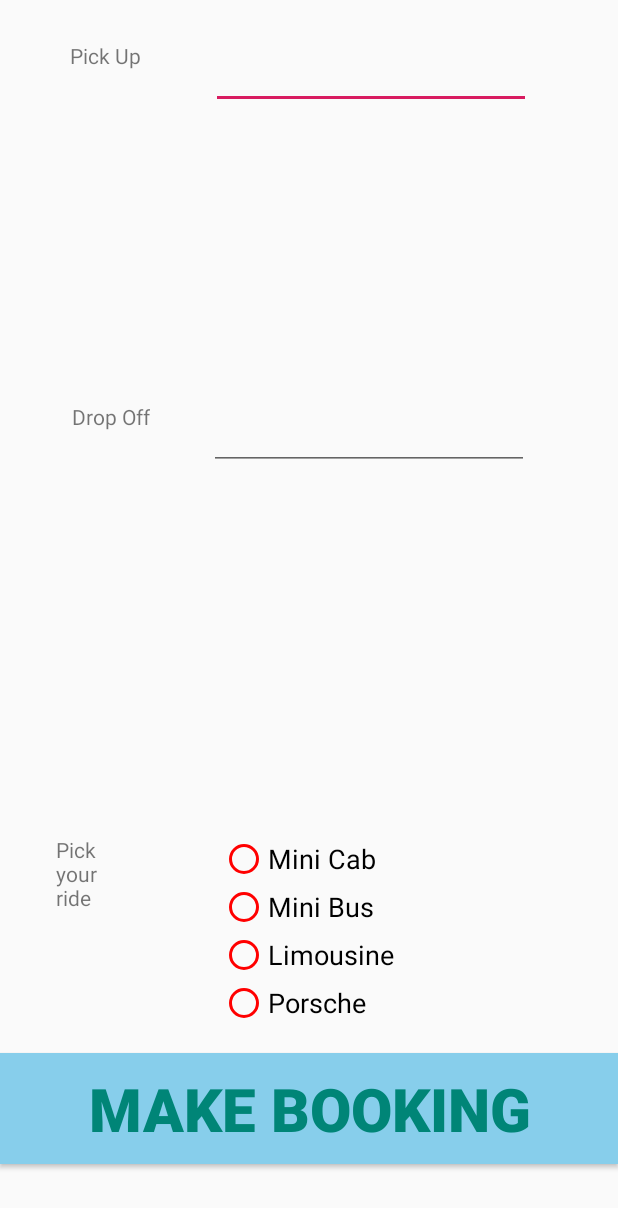
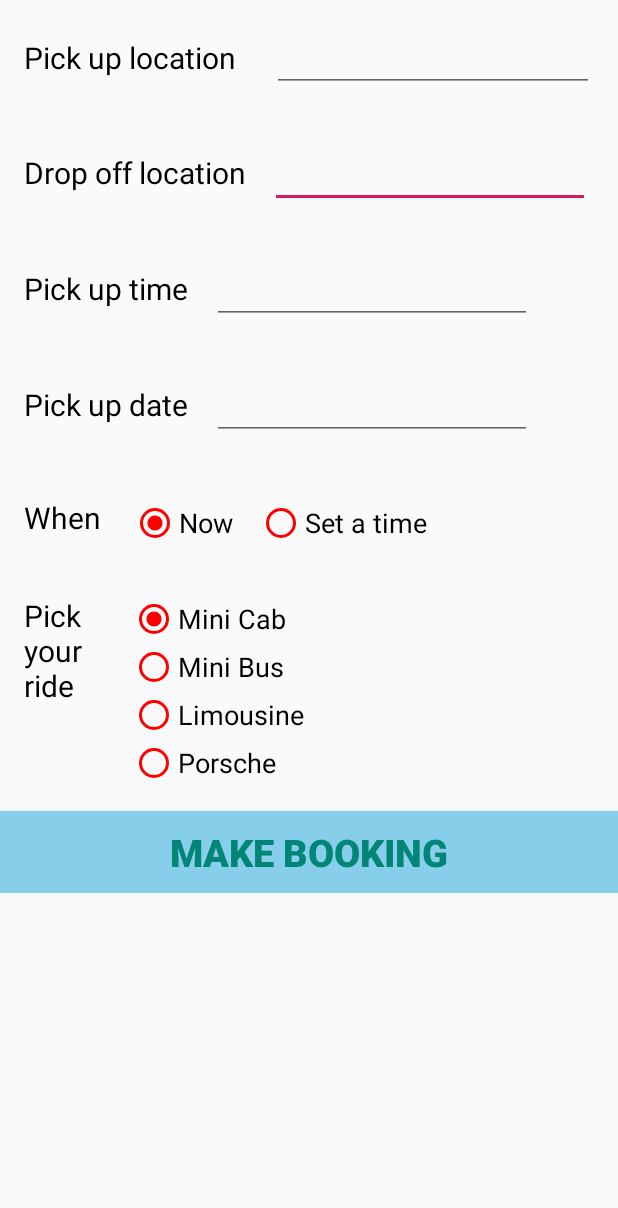
Before and after one commit to danc-dev/rideshare, an Android app: the BookingActivity screen opened directly, with no data from a screen before it, on a phone screen of 412 x 824 dp. Shown: the top 1208 px of the screen. Run offline under Robolectric (Android 15) with nearby library versions, the phone set to English and light mode, and no system bars.

Commit message:
Improve Booking screen

```diff
--- a/app/src/main/res/layout-v26/activity_booking.xml
+++ /dev/null
@@ -1,132 +0,0 @@
-<?xml version="1.0" encoding="utf-8"?>
-<android.support.constraint.ConstraintLayout xmlns:android="http://schemas.android.com/apk/res/android"
-    xmlns:app="http://schemas.android.com/apk/res-auto"
-    xmlns:tools="http://schemas.android.com/tools"
-    android:layout_width="match_parent"
-    android:layout_height="match_parent"
-    tools:context=".BookingActivity"
-    tools:layout_editor_absoluteY="81dp">
-
-    <EditText
-        android:id="@+id/editText_pick_up"
-        android:layout_width="wrap_content"
-        android:layout_height="wrap_content"
-        android:layout_marginTop="27dp"
-        android:layout_marginEnd="11dp"
-        android:autofillHints=""
-        android:ems="10"
-        android:inputType="textPostalAddress"
-        app:layout_constraintEnd_toEndOf="parent"
-        app:layout_constraintStart_toEndOf="@+id/textView"
-        app:layout_constraintTop_toTopOf="parent" />
-
-    <TextView
-        android:id="@+id/textView"
-        android:layout_width="wrap_content"
-        android:layout_height="wrap_content"
-        android:layout_marginTop="27dp"
-        android:text="@string/pick_up"
-        app:layout_constraintEnd_toStartOf="@+id/editText_pick_up"
-        app:layout_constraintStart_toStartOf="parent"
-        app:layout_constraintTop_toTopOf="parent" />
-
-    <TextView
-        android:id="@+id/textView3"
-        android:layout_width="wrap_content"
-        android:layout_height="wrap_content"
-        android:layout_marginStart="8dp"
-        android:layout_marginTop="111dp"
-        android:layout_marginBottom="113dp"
-        android:text="@string/drop_off"
-        app:layout_constraintBottom_toTopOf="@+id/textView4"
-        app:layout_constraintEnd_toStartOf="@+id/editText_drop_off"
-        app:layout_constraintStart_toStartOf="parent"
-        app:layout_constraintTop_toTopOf="parent" />
-
-    <EditText
-        android:id="@+id/editText_drop_off"
-        android:layout_width="wrap_content"
-        android:layout_height="wrap_content"
-        android:layout_marginEnd="19dp"
-        android:autofillHints=""
-        android:ems="10"
-        android:inputType="textPostalAddress"
-        app:layout_constraintEnd_toEndOf="parent"
-        app:layout_constraintStart_toEndOf="@+id/textView3"
-        app:layout_constraintTop_toTopOf="@+id/textView3" />
-
-
-    <RadioGroup
-
-        android:id="@+id/radioGroup"
-        android:layout_width="wrap_content"
-        android:layout_height="wrap_content"
-        android:layout_marginEnd="149dp"
-        android:layout_marginBottom="17dp"
-        android:layout_weight="10"
-        android:orientation="vertical"
-        app:layout_constraintBottom_toTopOf="@+id/button_make_booking"
-        app:layout_constraintEnd_toEndOf="parent"
-        app:layout_constraintStart_toEndOf="@+id/textView4">
-
-
-        <RadioButton
-            android:id="@+id/rb_mini_cab"
-            style="@style/pickRideRadioButtons"
-            android:layout_width="wrap_content"
-            android:layout_height="wrap_content"
-            android:onClick="onClicked_pick_ride"
-            android:text="@string/mini_cab" />
-
-
-        <RadioButton
-            android:id="@+id/rb_mini_bus"
-            style="@style/pickRideRadioButtons"
-            android:layout_width="wrap_content"
-            android:layout_height="wrap_content"
-            android:onClick="onClicked_pick_ride"
-            android:text="@string/mini_bus" />
-
-
-        <RadioButton
-            android:id="@+id/rb_limo"
-            style="@style/pickRideRadioButtons"
-            android:layout_width="wrap_content"
-            android:layout_height="wrap_content"
-            android:onClick="onClicked_pick_ride"
-            android:text="@string/limo" />
-
-        <RadioButton
-            android:id="@+id/rb_sports"
-            style="@style/pickRideRadioButtons"
-            android:layout_width="wrap_content"
-            android:layout_height="wrap_content"
-            android:onClick="onClicked_pick_ride"
-            android:text="@string/sports" />
-
-    </RadioGroup>
-
-    <TextView
-        android:id="@+id/textView4"
-        android:layout_width="0dp"
-        android:layout_height="wrap_content"
-        android:layout_marginStart="37dp"
-        android:layout_marginEnd="25dp"
-        android:text="@string/pick_your_ride"
-        app:layout_constraintEnd_toStartOf="@+id/radioGroup"
-        app:layout_constraintStart_toStartOf="parent"
-        app:layout_constraintTop_toTopOf="@+id/radioGroup" />
-
-    <Button
-        android:id="@+id/button_make_booking"
-        style="@style/button_large"
-        android:layout_width="0dp"
-        android:layout_height="wrap_content"
-        android:layout_marginBottom="48dp"
-        android:text="@string/make_booking"
-        android:textSize="40sp"
-        app:layout_constraintBottom_toBottomOf="parent"
-        app:layout_constraintEnd_toEndOf="parent"
-        app:layout_constraintStart_toStartOf="parent" />
-
-</android.support.constraint.ConstraintLayout>
--- a/app/src/main/res/layout/activity_booking.xml
+++ b/app/src/main/res/layout/activity_booking.xml
@@ -1,81 +1,145 @@
 <?xml version="1.0" encoding="utf-8"?>
-<android.support.constraint.ConstraintLayout xmlns:android="http://schemas.android.com/apk/res/android"
-    xmlns:app="http://schemas.android.com/apk/res-auto"
-    xmlns:tools="http://schemas.android.com/tools"
+<LinearLayout xmlns:tools="http://schemas.android.com/tools"
+    android:layout_width="match_parent"
+    android:layout_height="wrap_content"
+     android:orientation="vertical"
+
+    xmlns:android="http://schemas.android.com/apk/res/android">
+
+    <ScrollView
+        android:layout_width="match_parent"
+        android:layout_height="match_parent">
+    <LinearLayout
         android:layout_width="match_parent"
         android:layout_height="match_parent"
-    tools:context=".BookingActivity"
-    tools:layout_editor_absoluteY="81dp">
+        android:orientation="vertical">
+
+
+
+            <LinearLayout
+                android:layout_width="match_parent"
+                android:layout_height="wrap_content"
+                android:orientation="vertical" />
+
+        <LinearLayout
+        android:layout_width="match_parent"
+        android:layout_height="wrap_content"
+        android:orientation="horizontal"
+        android:layout_margin="16dp"
+        >
+
+        <TextView
+            android:id="@+id/textView"
+            style="@style/text_large"
+            android:layout_width="wrap_content"
+            android:layout_height="wrap_content"
+            android:layout_gravity="center"
+            android:text="@string/pick_up" />
 
         <EditText
             android:id="@+id/editText_pick_up"
-        android:layout_width="wrap_content"
+            android:layout_width="match_parent"
             android:layout_height="wrap_content"
-        android:layout_marginStart="44dp"
-        android:layout_marginTop="16dp"
-        android:layout_marginEnd="45dp"
+            android:layout_gravity="center"
+            android:layout_marginLeft="24dp"
             android:autofillHints=""
             android:ems="10"
-        android:inputType="textPostalAddress"
-        app:layout_constraintEnd_toEndOf="parent"
-        app:layout_constraintStart_toEndOf="@+id/textView3"
-        app:layout_constraintTop_toTopOf="parent" />
+            android:gravity="center"
+            android:inputType="textPostalAddress" />
+    </LinearLayout>
 
+    <LinearLayout
+        android:layout_width="match_parent"
+        android:layout_height="wrap_content"
+        android:orientation="horizontal"
+        android:layout_margin="16dp"
+        >
     <TextView
-        android:id="@+id/textView"
-        android:layout_width="wrap_content"
-        android:layout_height="wrap_content"
-        android:layout_marginStart="25dp"
-        android:layout_marginTop="16dp"
-        android:text="@string/pick_up"
-        app:layout_constraintStart_toStartOf="parent"
-        app:layout_constraintTop_toTopOf="parent" />
-
-    <TextView
+        style="@style/text_large"
         android:id="@+id/textView3"
         android:layout_width="wrap_content"
         android:layout_height="wrap_content"
-        android:layout_marginStart="25dp"
-        android:layout_marginTop="40dp"
-        android:layout_marginBottom="39dp"
         android:text="@string/drop_off"
-        app:layout_constraintBottom_toTopOf="@+id/radioGroup_when"
-        app:layout_constraintStart_toStartOf="parent"
-        app:layout_constraintTop_toBottomOf="@+id/textView" />
+       />
 
         <EditText
             android:id="@+id/editText_drop_off"
             android:layout_width="wrap_content"
             android:layout_height="wrap_content"
-        android:layout_marginTop="13dp"
-        android:layout_marginEnd="1dp"
+            android:layout_marginLeft="16dp"
             android:autofillHints=""
             android:ems="10"
-        android:inputType="textPostalAddress"
-        app:layout_constraintEnd_toEndOf="@+id/editText_pick_up"
-        app:layout_constraintTop_toBottomOf="@+id/editText_pick_up" />
+            android:inputType="textPostalAddress" />
+    </LinearLayout>
+
+    <LinearLayout
+        android:layout_width="match_parent"
+        android:layout_height="wrap_content"
+        android:orientation="horizontal"
+        android:layout_margin="16dp"
+        >
+    <TextView
+        style="@style/text_large"
+        android:id="@+id/textView6"
+        android:layout_width="wrap_content"
+        android:layout_height="wrap_content"
+        android:text="@string/pick_up_time"
+        />
+
+        <EditText
+            android:id="@+id/editText_time"
+            android:layout_width="wrap_content"
+            android:layout_height="wrap_content"
+            android:layout_marginLeft="16dp"
+            android:ems="10"
+            android:inputType="time" />
+    </LinearLayout>
+    <LinearLayout
+        android:layout_width="match_parent"
+        android:layout_height="wrap_content"
+        android:orientation="horizontal"
+        android:layout_margin="16dp"
+        >
+    <TextView
+        style="@style/text_large"
+        android:id="@+id/textView5"
+        android:layout_width="wrap_content"
+        android:layout_height="wrap_content"
+        android:text="@string/pick_up_date"
+        />
+
+        <EditText
+            android:id="@+id/editText_date"
+            android:layout_width="wrap_content"
+            android:layout_height="wrap_content"
+            android:layout_marginLeft="16dp"
+            android:ems="10"
+            android:inputType="date" />
+    </LinearLayout>
+        <LinearLayout
+            android:layout_width="match_parent"
+            android:layout_height="wrap_content"
+            android:orientation="horizontal"
+            android:layout_margin="16dp"
+            >
 
             <TextView
                 android:id="@+id/textView7"
+                style="@style/text_large"
                 android:layout_width="wrap_content"
                 android:layout_height="wrap_content"
-        android:layout_marginStart="31dp"
-        android:layout_marginBottom="37dp"
-        android:text="When"
-        app:layout_constraintBottom_toTopOf="@+id/textView6"
-        app:layout_constraintStart_toStartOf="parent" />
+                android:layout_gravity="center"
+                android:layout_marginRight="16dp"
+                android:text="When" />
 
     <RadioGroup
 
         android:id="@+id/radioGroup_when"
         android:layout_width="wrap_content"
         android:layout_height="wrap_content"
-        android:layout_marginStart="1dp"
-        android:layout_marginTop="12dp"
         android:layout_weight="10"
         android:orientation="horizontal"
-        app:layout_constraintStart_toStartOf="@+id/editText_drop_off"
-        app:layout_constraintTop_toBottomOf="@+id/editText_drop_off">
+       >
 
 
         <RadioButton
@@ -83,11 +147,11 @@
             style="@style/pickRideRadioButtons"
             android:layout_width="wrap_content"
             android:layout_height="wrap_content"
+            android:layout_marginLeft="4dp"
             android:layout_marginTop="7dp"
+            android:checked="true"
             android:onClick="onClicked_pick_ride"
-            android:text="Now"
-            app:layout_constraintStart_toStartOf="@+id/editText_drop_off"
-            app:layout_constraintTop_toBottomOf="@+id/editText_drop_off" />
+            android:text="Now" />
 
 
         <RadioButton
@@ -95,25 +159,37 @@
             style="@style/pickRideRadioButtons"
             android:layout_width="wrap_content"
             android:layout_height="wrap_content"
+            android:layout_marginLeft="16dp"
             android:layout_marginTop="7dp"
             android:onClick="onClicked_pick_ride"
-            android:text="Set a time"
-            app:layout_constraintEnd_toEndOf="@+id/editText_drop_off"
-            app:layout_constraintTop_toBottomOf="@+id/editText_drop_off" />
+            android:text="Set a time" />
     </RadioGroup>
+        </LinearLayout>
 
+        <LinearLayout
+            android:layout_width="match_parent"
+            android:layout_height="wrap_content"
+            android:orientation="horizontal"
+            android:layout_margin="16dp"
+            >
+
+            <TextView
+                android:id="@+id/textView4"
+                style="@style/text_large"
+                android:layout_width="wrap_content"
+                android:layout_height="wrap_content"
+                android:layout_marginRight="16dp"
+                android:text="@string/pick_your_ride" />
 
             <RadioGroup
 
                 android:id="@+id/radioGroup"
                 android:layout_width="wrap_content"
                 android:layout_height="wrap_content"
-        android:layout_marginStart="12dp"
-        android:layout_marginTop="9dp"
+                android:layout_marginLeft="16dp"
                 android:layout_weight="10"
-        android:orientation="vertical"
-        app:layout_constraintStart_toStartOf="@+id/editText_time"
-        app:layout_constraintTop_toBottomOf="@+id/editText_time">
+                android:gravity="left|center"
+                android:orientation="vertical">
 
 
                 <RadioButton
@@ -121,10 +197,9 @@
                     style="@style/pickRideRadioButtons"
                     android:layout_width="wrap_content"
                     android:layout_height="wrap_content"
+                    android:checked="true"
                     android:onClick="onClicked_pick_ride"
-            android:text="@string/mini_cab"
-            android:checked="true"
-            />
+                    android:text="@string/mini_cab" />
 
 
                 <RadioButton
@@ -154,71 +229,19 @@
 
             </RadioGroup>
 
-    <TextView
-        android:id="@+id/textView4"
-        android:layout_width="0dp"
-        android:layout_height="63dp"
-        android:layout_marginStart="6dp"
-        android:layout_marginTop="114dp"
-        android:layout_marginEnd="6dp"
-        android:layout_marginBottom="114dp"
-        android:text="@string/pick_your_ride"
-        app:layout_constraintBottom_toBottomOf="parent"
-        app:layout_constraintEnd_toStartOf="@+id/editText_time"
-        app:layout_constraintStart_toEndOf="@+id/textView7"
-        app:layout_constraintTop_toBottomOf="@+id/textView6" />
+        </LinearLayout>
+
 
         <Button
             android:id="@+id/button_make_booking"
             style="@style/button_large"
-        android:layout_width="wrap_content"
+            android:layout_width="match_parent"
             android:layout_height="wrap_content"
-        android:layout_marginEnd="16dp"
-        android:layout_marginBottom="16dp"
             android:text="@string/make_booking"
-        android:textSize="25sp"
-        app:layout_constraintBottom_toBottomOf="parent"
-        app:layout_constraintEnd_toEndOf="parent" />
-
-    <EditText
-        android:id="@+id/editText_date"
-        android:layout_width="wrap_content"
-        android:layout_height="wrap_content"
-        android:layout_marginTop="16dp"
-        android:ems="10"
-        android:inputType="date"
-        app:layout_constraintStart_toStartOf="@+id/radioGroup_when"
-        app:layout_constraintTop_toBottomOf="@+id/radioGroup_when" />
-
-    <EditText
-        android:id="@+id/editText_time"
-        android:layout_width="wrap_content"
-        android:layout_height="wrap_content"
-        android:layout_marginTop="13dp"
-        android:ems="10"
-        android:inputType="time"
-        app:layout_constraintStart_toStartOf="@+id/editText_date"
-        app:layout_constraintTop_toBottomOf="@+id/editText_date" />
-
-    <TextView
-        android:id="@+id/textView5"
-        android:layout_width="wrap_content"
-        android:layout_height="wrap_content"
-        android:layout_marginStart="31dp"
-        android:layout_marginTop="27dp"
-        android:text="Date"
-        app:layout_constraintStart_toStartOf="parent"
-        app:layout_constraintTop_toBottomOf="@+id/textView6" />
-
-    <TextView
-        android:id="@+id/textView6"
-        android:layout_width="wrap_content"
-        android:layout_height="wrap_content"
-        android:layout_marginStart="29dp"
-        android:text="Time"
-        app:layout_constraintBottom_toBottomOf="@+id/editText_date"
-        app:layout_constraintStart_toStartOf="parent"
-        app:layout_constraintTop_toTopOf="@+id/editText_date" />
+            android:textSize="25sp" />
 
 
-</android.support.constraint.ConstraintLayout>
+    </LinearLayout>
+    </ScrollView>
+
+</LinearLayout>
--- a/app/src/main/res/layout/activity_booking_confirm.xml
+++ b/app/src/main/res/layout/activity_booking_confirm.xml
@@ -9,21 +9,21 @@
 
     <TextView
         android:id="@+id/textView_your"
+        style="@style/text_large"
         android:layout_width="wrap_content"
         android:layout_height="wrap_content"
-        android:layout_marginStart="24dp"
+        android:layout_marginStart="58dp"
         android:layout_marginTop="49dp"
-        android:layout_marginEnd="24dp"
         android:text="@string/your"
-        app:layout_constraintEnd_toEndOf="@+id/textView14"
-        app:layout_constraintStart_toStartOf="@+id/textView17"
+        app:layout_constraintStart_toStartOf="parent"
         app:layout_constraintTop_toTopOf="parent" />
 
     <ImageView
         android:id="@+id/imageView_car_picked"
         android:layout_width="wrap_content"
         android:layout_height="wrap_content"
-        android:layout_marginTop="36dp"
+        android:layout_marginTop="49dp"
+        android:layout_marginEnd="7dp"
         android:contentDescription="@string/car_picked"
         android:src="@android:drawable/star_big_on"
         app:layout_constraintEnd_toStartOf="@+id/textView_to_pick_you"
@@ -31,58 +31,64 @@
 
     <TextView
         android:id="@+id/textView_will_pick_you_up"
+        style="@style/text_large"
         android:layout_width="wrap_content"
         android:layout_height="wrap_content"
         android:layout_marginStart="24dp"
-        android:layout_marginBottom="34dp"
         android:text="@string/will_pick_you_up"
-        app:layout_constraintBottom_toTopOf="@+id/textView_drop_off"
+        app:layout_constraintBaseline_toBaselineOf="@+id/textView_to_pick_you"
         app:layout_constraintStart_toStartOf="parent" />
 
     <TextView
         android:id="@+id/textView_to_pick_you"
+        style="@style/text_large"
         android:layout_width="wrap_content"
         android:layout_height="wrap_content"
-        android:layout_marginTop="132dp"
-        android:layout_marginEnd="78dp"
+        android:layout_marginEnd="27dp"
+        android:layout_marginBottom="26dp"
         android:text="@string/pick_up_location"
-        app:layout_constraintEnd_toEndOf="parent"
-        app:layout_constraintTop_toTopOf="parent" />
+        app:layout_constraintBottom_toTopOf="@+id/textView_pick_up"
+        app:layout_constraintEnd_toEndOf="parent" />
 
     <TextView
         android:id="@+id/textView_pick_up"
+        style="@style/text_large"
         android:layout_width="wrap_content"
         android:layout_height="wrap_content"
-        android:layout_marginTop="34dp"
-        android:layout_marginEnd="17dp"
+        android:layout_marginEnd="20dp"
         android:text="@string/drop_off_location"
-        app:layout_constraintEnd_toEndOf="@+id/textView_to_pick_you"
-        app:layout_constraintTop_toBottomOf="@+id/textView_to_pick_you" />
+        app:layout_constraintBaseline_toBaselineOf="@+id/textView_drop_off"
+        app:layout_constraintEnd_toEndOf="parent" />
 
     <TextView
         android:id="@+id/textView_time"
+        style="@style/text_large"
         android:layout_width="wrap_content"
         android:layout_height="wrap_content"
-        android:layout_marginTop="43dp"
+        android:layout_marginStart="17dp"
+        android:layout_marginTop="34dp"
         android:text="@string/pick_up_time_set"
-        app:layout_constraintStart_toStartOf="@+id/textView_pick_up"
+        app:layout_constraintStart_toEndOf="@+id/textView_drop_off"
         app:layout_constraintTop_toBottomOf="@+id/textView_pick_up" />
 
     <TextView
         android:id="@+id/textView_drop_off"
+        style="@style/text_large"
         android:layout_width="wrap_content"
         android:layout_height="wrap_content"
         android:layout_marginStart="24dp"
+        android:layout_marginTop="185dp"
         android:text="@string/drop_you_off"
-        app:layout_constraintBaseline_toBaselineOf="@+id/textView_pick_up"
-        app:layout_constraintStart_toStartOf="parent" />
+        app:layout_constraintStart_toStartOf="parent"
+        app:layout_constraintTop_toTopOf="parent" />
 
     <TextView
         android:id="@+id/textView14"
+        style="@style/text_large"
         android:layout_width="wrap_content"
         android:layout_height="wrap_content"
         android:layout_marginStart="35dp"
-        android:layout_marginTop="43dp"
+        android:layout_marginTop="34dp"
         android:text="@string/pick_up_time"
         app:layout_constraintStart_toStartOf="parent"
         app:layout_constraintTop_toBottomOf="@+id/textView_drop_off" />
@@ -90,37 +96,41 @@
     <Button
         android:id="@+id/button_confirm_and_pay"
         style="@style/button_large"
-        android:layout_width="wrap_content"
+        android:layout_width="0dp"
         android:layout_height="wrap_content"
-        android:layout_marginStart="63dp"
-        android:layout_marginTop="117dp"
-        android:layout_marginEnd="62dp"
+        android:layout_marginStart="8dp"
+        android:layout_marginEnd="8dp"
+        android:layout_marginBottom="1dp"
         android:text="@string/confirm_and_pay"
+        app:layout_constraintBottom_toBottomOf="parent"
         app:layout_constraintEnd_toEndOf="parent"
-        app:layout_constraintStart_toStartOf="@+id/textView_drop_off"
-        app:layout_constraintTop_toBottomOf="@+id/textView17" />
+        app:layout_constraintStart_toStartOf="parent" />
 
     <TextView
-        android:id="@+id/textView15"
+        android:id="@+id/textView_car_type"
+        style="@style/text_large"
         android:layout_width="wrap_content"
         android:layout_height="wrap_content"
         android:layout_marginTop="49dp"
-        android:layout_marginEnd="46dp"
+        android:layout_marginEnd="20dp"
         android:text="@string/car_picked"
         app:layout_constraintEnd_toEndOf="parent"
         app:layout_constraintTop_toTopOf="parent" />
 
     <TextView
         android:id="@+id/textView_date"
+        style="@style/text_large"
         android:layout_width="wrap_content"
         android:layout_height="wrap_content"
-        android:layout_marginTop="58dp"
+        android:layout_marginStart="39dp"
+        android:layout_marginTop="50dp"
         android:text="@string/pick_up_date_set"
-        app:layout_constraintEnd_toEndOf="@+id/textView_time"
+        app:layout_constraintStart_toEndOf="@+id/textView_pick_up_date"
         app:layout_constraintTop_toBottomOf="@+id/textView_time" />
 
     <TextView
-        android:id="@+id/textView17"
+        android:id="@+id/textView_pick_up_date"
+        style="@style/text_large"
         android:layout_width="wrap_content"
         android:layout_height="wrap_content"
         android:layout_marginStart="34dp"
--- a/app/src/main/res/values/strings.xml
+++ b/app/src/main/res/values/strings.xml
@@ -21,11 +21,10 @@
     <string name="if_you_dont_have_an_account">( If you\'d like to join <b><i>RideShare )</i></b></string>
     <string name="title_notifications">Notifications</string>
     <string name="title_activity_sign_up">Sign Up</string>
-    <string name="title_activity_booking">Booking</string>
     <string name="title_activity_booking_confirm">Confirm Booking</string>
     <string name="pick_your_ride">Pick\nyour\nride</string>
-    <string name="pick_up">Pick Up</string>
-    <string name="drop_off">Drop Off</string>
+    <string name="pick_up">Pick up location</string>
+    <string name="drop_off">Drop off location</string>
     <string name="mini_cab">Mini Cab</string>
     <string name="limo">Limousine</string>
     <string name="sports">Porsche</string>
@@ -48,6 +47,7 @@
     <string name="show_car_on_map">Check for nearest car</string>
     <string name="show_history">Check ride history</string>
     <string name="show_ride_cost">Journey cost calculator</string>
+    <string name="title_activity_booking">BookingActivity</string>
 
 
 </resources>
--- a/app/src/main/res/values/styles.xml
+++ b/app/src/main/res/values/styles.xml
@@ -34,6 +34,14 @@
         <item name="android:background">@color/sky_blue</item>
     </style>
 
+    <style name="text_large">
+        <!-- Customize your theme here. -->
+        <item name="android:textSize">20sp</item>
+        <item name="android:textColor">@color/black</item>
+       </style>
+
+
+
     <style name="AppTheme.NoActionBar">
         <item name="windowActionBar">false</item>
         <item name="windowNoTitle">true</item>
```
Also changed, not shown: app/src/main/AndroidManifest.xml (+4 -6 lines), app/src/main/java/ie/dancos/rideshare/BookingActivity.java (+4 -4 lines). Lines whose indentation alone changed are shown as unchanged.
